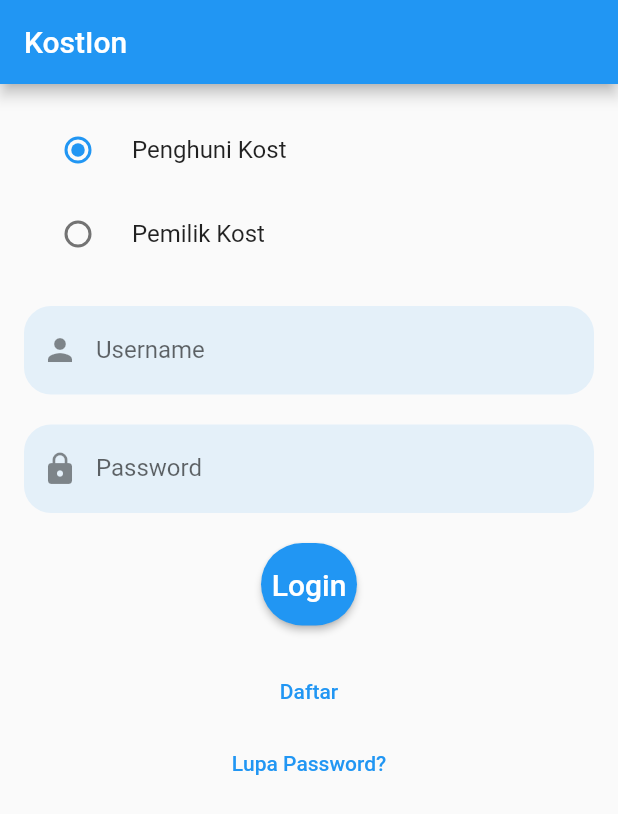
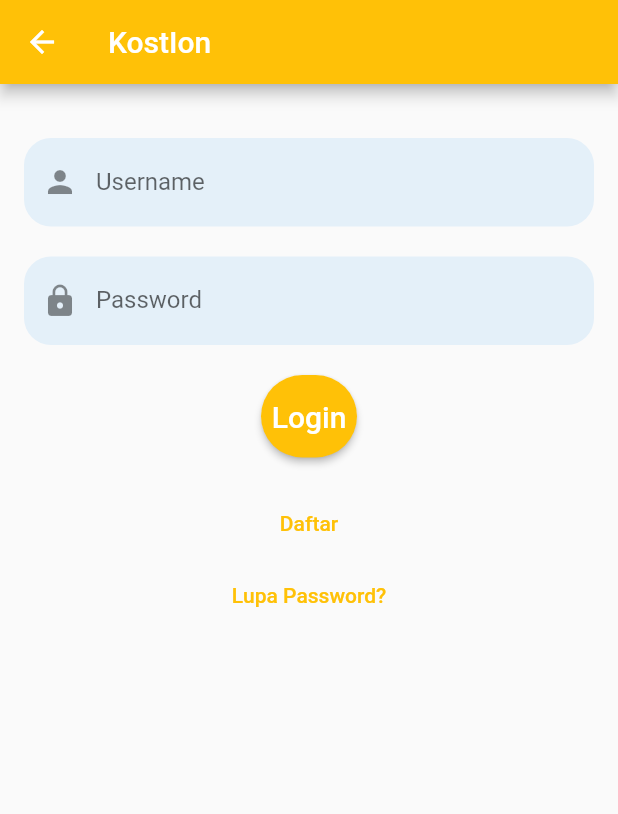
Before and after one commit to MarksonL/IPPL_KostIon, a Flutter app: the screen it shows after launch, after a tap on "Penghuni Kost", on a phone screen of 412 x 824 dp. Shown: the top 814 px of the screen. Run offline on Flutter 3.47's test engine with Material 2 defaults, Android fonts, the phone set to English and light mode, and no system bars; our stand-ins replace cloud_firestore, firebase_auth, firebase_core; accounts and stored records are empty.

Commit message:
update role

```diff
--- a/lib/main.dart
+++ b/lib/main.dart
@@ -16,6 +16,12 @@ class LoginApp extends StatelessWidget {
   Widget build(BuildContext context) {
     return MaterialApp(
       home: LandingPage(),
+      theme: ThemeData(
+        colorScheme: ColorScheme.fromSwatch().copyWith(
+          primary: Colors.amber,
+          secondary: const Color(0xFFFFC107),
+        ),
+      ),
     );
   }
 }
--- a/lib/presentation/adminHomePage.dart
+++ b/lib/presentation/admin/adminHomePage.dart
@@ -1,6 +1,6 @@
 import 'package:flutter/material.dart';
-import 'package:kostion/presentation/blockListPage.dart';
-import 'package:kostion/presentation/newKostListPage.dart';
+import 'package:kostion/presentation/admin/blockListPage.dart';
+import 'package:kostion/presentation/admin/newKostListPage.dart';
 import 'package:kostion/data/model/kost.dart';
 
 class AdminHomePage extends StatelessWidget {
--- a/lib/presentation/landingPage.dart
+++ b/lib/presentation/landingPage.dart
@@ -1,10 +1,10 @@
 import 'package:cloud_firestore/cloud_firestore.dart';
 import 'package:firebase_auth/firebase_auth.dart';
 import 'package:flutter/material.dart';
-import 'package:kostion/presentation/adminHomePage.dart';
-import 'package:kostion/presentation/loginPageTenant.dart';
-import 'package:kostion/presentation/ownerHomePage.dart';
-import 'package:kostion/presentation/tenantHomePage.dart';
+import 'package:kostion/presentation/admin/adminHomePage.dart';
+import 'package:kostion/presentation/mainPage.dart';
+import 'package:kostion/presentation/owner/ownerHomePage.dart';
+import 'package:kostion/presentation/tenant/tenantHomePage.dart';
 
 class LandingPage extends StatelessWidget {
   const LandingPage({Key? key}) : super(key: key);
@@ -36,7 +36,7 @@ class LandingPage extends StatelessWidget {
                 },
               );
             } else {
-              return LoginPage();
+              return MainPage();
             }
           }),
     );
--- /dev/null
+++ b/lib/presentation/mainPage.dart
@@ -0,0 +1,164 @@
+import 'package:flutter/material.dart';
+import 'package:flutter/cupertino.dart';
+import 'package:kostion/presentation/owner/loginPageOwner.dart';
+import 'package:kostion/presentation/tenant/loginPageTenant.dart';
+
+class MainPage extends StatelessWidget {
+  @override
+  Widget build(BuildContext context) {
+    return Scaffold(
+      appBar: AppBar(
+        title: const Text('KostIon'),
+      ),
+      // backgroundColor: Colors.amber, // Menggunakan format warna yang valid
+      body: SafeArea(
+        child: SingleChildScrollView(
+          child: Column(
+            children: [
+              Container(
+                padding: EdgeInsets.only(right: 20, left: 15, top: 10),
+                child: Row(
+                  mainAxisAlignment: MainAxisAlignment.spaceBetween,
+                  children: [
+                    Row(
+                      // Menambahkan baris untuk ikon menu dan teks "NeBengK"
+                      children: [
+                        // Icon(
+                        //   Icons.menu,
+                        //   color: Colors
+                        //       .black, // Menggunakan Colors.black untuk warna ikon
+                        //   size: 30,
+                        // ),
+                        SizedBox(width: 8), // Spasi antara ikon dan teks
+                        Text(
+                          "Masuk ke Kost Ion Sebagai:",
+                          style: TextStyle(
+                            color: Colors.black,
+                            fontSize: 24,
+                            fontWeight: FontWeight.bold,
+                          ),
+                        ),
+                      ],
+                    ),
+                    // Container(
+                    //   padding: EdgeInsets.all(8),
+                    //   decoration: BoxDecoration(
+                    //     color: Colors.amber,
+                    //     borderRadius: BorderRadius.circular(10),
+                    //     boxShadow: [
+                    //       BoxShadow(
+                    //         color: Colors.amber.withOpacity(
+                    //             0.5), // Menggunakan warna yang valid
+                    //         blurRadius: 2,
+                    //       ),
+                    //     ],
+                    //   ),
+                    //   child: InkWell(
+                    //     onTap: () {},
+                    //     child: Icon(
+                    //       CupertinoIcons
+                    //           .house, // Menggunakan CupertinoIcons untuk ikon profil
+                    //       size: 30,
+                    //       color: const Color.fromARGB(255, 0, 0,
+                    //           0), // Menggunakan Colors.white untuk warna ikon
+                    //     ),
+                    //   ),
+                    // ),
+                  ],
+                ),
+              ),
+              SizedBox(height: 20), // Spasi antara header dan kotak-kotak baru
+              InkWell(
+                onTap: () {
+                  Navigator.push(
+                      context,
+                      MaterialPageRoute(
+                          builder: (context) => LoginPageTenant()));
+                  // Aksi yang ingin Anda lakukan saat kotak motor ditekan
+                },
+                child: Container(
+                  width: 160,
+                  height: 160,
+                  decoration: BoxDecoration(
+                    color: Colors.white,
+                    borderRadius: BorderRadius.circular(10),
+                    boxShadow: [
+                      BoxShadow(
+                        color: Colors.amber.withOpacity(0.5),
+                        blurRadius: 5,
+                      ),
+                    ],
+                  ),
+                  child: Column(
+                    mainAxisAlignment: MainAxisAlignment.center,
+                    children: [
+                      Icon(
+                        Icons.person_3,
+                        size: 50,
+                        color: Colors.black,
+                      ),
+                      SizedBox(height: 10),
+                      Text(
+                        "Penghuni Kost",
+                        textAlign: TextAlign.center,
+                        style: TextStyle(
+                          color: Colors.black,
+                          fontSize: 16,
+                        ),
+                      ),
+                    ],
+                  ),
+                ),
+              ),
+              SizedBox(
+                  height:
+                      20), // Spasi antara kotak "Beri Tumpangan" dan "Penumpang"
+              InkWell(
+                onTap: () {
+                  Navigator.push(
+                      context,
+                      MaterialPageRoute(
+                          builder: (context) => LoginPageOwner()));
+                  // Aksi yang ingin Anda lakukan saat kotak penumpang ditekan
+                },
+                child: Container(
+                  width: 160,
+                  height: 160,
+                  decoration: BoxDecoration(
+                    color: Colors.white,
+                    borderRadius: BorderRadius.circular(10),
+                    boxShadow: [
+                      BoxShadow(
+                        color: Colors.black.withOpacity(0.2),
+                        blurRadius: 5,
+                      ),
+                    ],
+                  ),
+                  child: Column(
+                    mainAxisAlignment: MainAxisAlignment.center,
+                    children: [
+                      Icon(
+                        Icons.house,
+                        size: 50,
+                        color: Colors.black,
+                      ),
+                      SizedBox(height: 10),
+                      Text(
+                        "Pemilik Kost ",
+                        textAlign: TextAlign.center,
+                        style: TextStyle(
+                          color: Colors.black,
+                          fontSize: 16,
+                        ),
+                      ),
+                    ],
+                  ),
+                ),
+              ),
+            ],
+          ),
+        ),
+      ),
+    );
+  }
+}
--- a/lib/presentation/loginPageTenant.dart
+++ b/lib/presentation/owner/loginPageOwner.dart
@@ -1,17 +1,17 @@
 import 'package:flutter/material.dart';
 import 'package:kostion/data/model/userProfile.dart';
-import 'package:kostion/presentation/adminHomePage.dart';
-import 'package:kostion/presentation/ownerHomePage.dart';
+import 'package:kostion/presentation/admin/adminHomePage.dart';
+import 'package:kostion/presentation/owner/ownerHomePage.dart';
 import 'package:kostion/presentation/registrationPage.dart';
 import 'package:kostion/presentation/resetpasswordpage.dart';
-import 'package:kostion/presentation/tenantHomePage.dart';
+import 'package:kostion/presentation/tenant/tenantHomePage.dart';
 
-class LoginPage extends StatefulWidget {
+class LoginPageOwner extends StatefulWidget {
   @override
-  _LoginPageState createState() => _LoginPageState();
+  _LoginPageOwnerState createState() => _LoginPageOwnerState();
 }
 
-class _LoginPageState extends State<LoginPage> {
+class _LoginPageOwnerState extends State<LoginPageOwner> {
   UserType? selectedUserType;
 
   @override
@@ -27,30 +27,30 @@ class _LoginPageState extends State<LoginPage> {
             child: Column(
               mainAxisAlignment: MainAxisAlignment.center,
               children: <Widget>[
-                Column(
-                  children: <Widget>[
-                    RadioListTile<UserType>(
-                      title: const Text('Penghuni Kost'),
-                      value: UserType.tenant,
-                      groupValue: selectedUserType,
-                      onChanged: (UserType? value) {
-                        setState(() {
-                          selectedUserType = value;
-                        });
-                      },
-                    ),
-                    RadioListTile<UserType>(
-                      title: const Text('Pemilik Kost'),
-                      value: UserType.owner,
-                      groupValue: selectedUserType,
-                      onChanged: (UserType? value) {
-                        setState(() {
-                          selectedUserType = value;
-                        });
-                      },
-                    ),
-                  ],
-                ),
+                // Column(
+                //   children: <Widget>[
+                //     RadioListTile<UserType>(
+                //       title: const Text('Penghuni Kost'),
+                //       value: UserType.tenant,
+                //       groupValue: selectedUserType,
+                //       onChanged: (UserType? value) {
+                //         setState(() {
+                //           selectedUserType = value;
+                //         });
+                //       },
+                //     ),
+                //     RadioListTile<UserType>(
+                //       title: const Text('Pemilik Kost'),
+                //       value: UserType.owner,
+                //       groupValue: selectedUserType,
+                //       onChanged: (UserType? value) {
+                //         setState(() {
+                //           selectedUserType = value;
+                //         });
+                //       },
+                //     ),
+                //   ],
+                // ),
                 const SizedBox(height: 20.0),
                 TextField(
                   decoration: InputDecoration(
--- a/lib/presentation/ownerHomePage.dart
+++ b/lib/presentation/owner/ownerHomePage.dart
@@ -1,5 +1,5 @@
 import 'package:flutter/material.dart';
-import 'package:kostion/presentation/kostRegistrationPage.dart';
+import 'package:kostion/presentation/admin/kostRegistrationPage.dart';
 
 class OwnerHomePage extends StatelessWidget {
   @override
--- /dev/null
+++ b/lib/presentation/tenant/loginPageTenant.dart
@@ -0,0 +1,141 @@
+import 'package:flutter/material.dart';
+import 'package:kostion/data/model/userProfile.dart';
+import 'package:kostion/presentation/admin/adminHomePage.dart';
+import 'package:kostion/presentation/owner/ownerHomePage.dart';
+import 'package:kostion/presentation/registrationPage.dart';
+import 'package:kostion/presentation/resetpasswordpage.dart';
+import 'package:kostion/presentation/tenant/tenantHomePage.dart';
+
+class LoginPageTenant extends StatefulWidget {
+  @override
+  _LoginPageTenantState createState() => _LoginPageTenantState();
+}
+
+class _LoginPageTenantState extends State<LoginPageTenant> {
+  UserType? selectedUserType;
+
+  @override
+  Widget build(BuildContext context) {
+    return Scaffold(
+      appBar: AppBar(
+        title: const Text('KostIon'),
+      ),
+      body: SingleChildScrollView(
+        child: Center(
+          child: Padding(
+            padding: const EdgeInsets.all(16.0),
+            child: Column(
+              mainAxisAlignment: MainAxisAlignment.center,
+              children: <Widget>[
+                // Column(
+                //   children: <Widget>[
+                //     RadioListTile<UserType>(
+                //       title: const Text('Penghuni Kost'),
+                //       value: UserType.tenant,
+                //       groupValue: selectedUserType,
+                //       onChanged: (UserType? value) {
+                //         setState(() {
+                //           selectedUserType = value;
+                //         });
+                //       },
+                //     ),
+                //     RadioListTile<UserType>(
+                //       title: const Text('Pemilik Kost'),
+                //       value: UserType.owner,
+                //       groupValue: selectedUserType,
+                //       onChanged: (UserType? value) {
+                //         setState(() {
+                //           selectedUserType = value;
+                //         });
+                //       },
+                //     ),
+                //   ],
+                // ),
+                const SizedBox(height: 20.0),
+                TextField(
+                  decoration: InputDecoration(
+                      labelText: 'Username',
+                      border: OutlineInputBorder(
+                          borderRadius: BorderRadius.circular(18),
+                          borderSide: BorderSide.none),
+                      fillColor:
+                          Theme.of(context).primaryColor.withOpacity(0.1),
+                      filled: true,
+                      prefixIcon: Icon(Icons.person)),
+                ),
+                const SizedBox(height: 20.0),
+                TextField(
+                  obscureText: true,
+                  decoration: InputDecoration(
+                      labelText: 'Password',
+                      border: OutlineInputBorder(
+                          borderRadius: BorderRadius.circular(18),
+                          borderSide: BorderSide.none),
+                      fillColor:
+                          Theme.of(context).primaryColor.withOpacity(0.1),
+                      filled: true,
+                      prefixIcon: Icon(Icons.lock)),
+                ),
+                const SizedBox(height: 20.0),
+                ElevatedButton(
+                  onPressed: () {
+                    // Tambahkan logika autentikasi di sini
+                    // Jika autentikasi berhasil, arahkan pengguna ke halaman beranda sesuai tipe pengguna
+                    if (selectedUserType == UserType.tenant) {
+                      Navigator.pushReplacement(
+                        context,
+                        MaterialPageRoute(
+                            builder: (context) => TenantHomePage()),
+                      );
+                    } else if (selectedUserType == UserType.owner) {
+                      Navigator.pushReplacement(
+                        context,
+                        MaterialPageRoute(
+                            builder: (context) => OwnerHomePage()),
+                      );
+                    } else if (selectedUserType == UserType.admin) {
+                      Navigator.pushReplacement(
+                        context,
+                        MaterialPageRoute(
+                            builder: (context) => AdminHomePage()),
+                      );
+                    }
+                  },
+                  child: const Text(
+                    'Login',
+                    style: TextStyle(fontSize: 20),
+                  ),
+                  style: ElevatedButton.styleFrom(
+                    shape: StadiumBorder(),
+                    padding: EdgeInsets.symmetric(vertical: 16),
+                  ),
+                ),
+                const SizedBox(height: 20.0),
+                TextButton(
+                  onPressed: () {
+                    Navigator.push(
+                      context,
+                      MaterialPageRoute(
+                          builder: (context) => RegistrationPage()),
+                    );
+                  },
+                  child: const Text('Daftar'),
+                ),
+                TextButton(
+                  onPressed: () {
+                    Navigator.push(
+                      context,
+                      MaterialPageRoute(
+                          builder: (context) => ResetPasswordPage()),
+                    );
+                  },
+                  child: const Text('Lupa Password?'),
+                ),
+              ],
+            ),
+          ),
+        ),
+      ),
+    );
+  }
+}
```
Also changed, not shown: lib/presentation/admin/blockListPage.dart (renamed from lib/presentation/blockListPage.dart), lib/presentation/admin/kostRegistrationPage.dart (renamed from lib/presentation/kostRegistrationPage.dart), lib/presentation/admin/newKostListPage.dart (renamed from lib/presentation/newKostListPage.dart), lib/presentation/loginPageOwner.dart (deleted), lib/presentation/tenant/tenantHomePage.dart (renamed from lib/presentation/tenantHomePage.dart).
